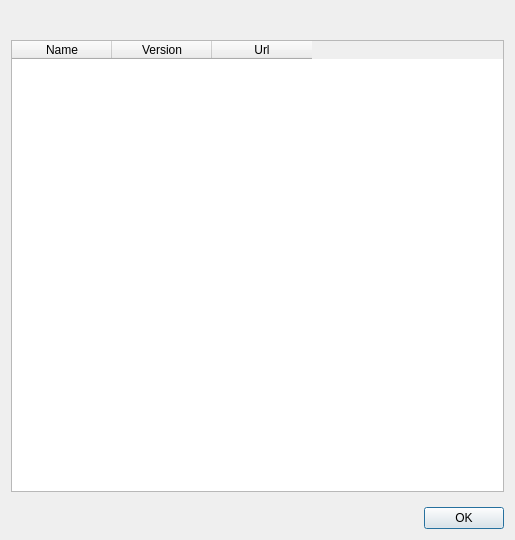
REDasmOrg/REDasm, file dialogs/aboutdialog/aboutdialog.ui: the form before one commit.
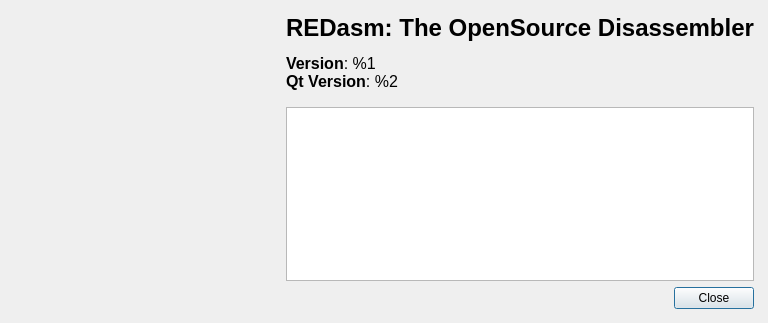
The form after the commit.

```diff
--- a/dialogs/aboutdialog/aboutdialog.ui
+++ b/dialogs/aboutdialog/aboutdialog.ui
@@ -9,8 +9,8 @@
    <rect>
     <x>0</x>
     <y>0</y>
-    <width>515</width>
-    <height>540</height>
+    <width>682</width>
+    <height>323</height>
    </rect>
   </property>
   <property name="sizePolicy">
@@ -19,97 +19,125 @@
     <verstretch>0</verstretch>
    </sizepolicy>
   </property>
+  <property name="minimumSize">
+   <size>
+    <width>0</width>
+    <height>0</height>
+   </size>
+  </property>
   <property name="windowTitle">
    <string>About REDasm</string>
   </property>
   <property name="modal">
    <bool>true</bool>
   </property>
-  <layout class="QVBoxLayout" name="verticalLayout">
-   <property name="spacing">
-    <number>15</number>
+  <layout class="QVBoxLayout" name="verticalLayout_3">
+   <property name="leftMargin">
+    <number>14</number>
    </property>
+   <property name="topMargin">
+    <number>14</number>
+   </property>
+   <property name="rightMargin">
+    <number>14</number>
+   </property>
+   <property name="bottomMargin">
+    <number>14</number>
+   </property>
    <item>
-    <widget class="QLabel" name="lblLogo">
-     <property name="text">
-      <string/>
+    <layout class="QHBoxLayout" name="horizontalLayout">
+     <property name="spacing">
+      <number>16</number>
      </property>
-     <property name="alignment">
-      <set>Qt::AlignCenter</set>
-     </property>
-    </widget>
-   </item>
-   <item>
-    <widget class="QTableWidget" name="twDepends">
-     <property name="focusPolicy">
-      <enum>Qt::NoFocus</enum>
-     </property>
-     <property name="editTriggers">
-      <set>QAbstractItemView::NoEditTriggers</set>
-     </property>
-     <property name="tabKeyNavigation">
-      <bool>false</bool>
-     </property>
-     <property name="selectionMode">
-      <enum>QAbstractItemView::NoSelection</enum>
-     </property>
-     <property name="showGrid">
-      <bool>false</bool>
-     </property>
-     <property name="wordWrap">
-      <bool>false</bool>
-     </property>
-     <property name="cornerButtonEnabled">
-      <bool>false</bool>
-     </property>
-     <attribute name="horizontalHeaderVisible">
-      <bool>true</bool>
-     </attribute>
-     <attribute name="horizontalHeaderHighlightSections">
-      <bool>false</bool>
-     </attribute>
-     <attribute name="verticalHeaderVisible">
-      <bool>false</bool>
-     </attribute>
-     <attribute name="verticalHeaderHighlightSections">
-      <bool>false</bool>
-     </attribute>
-     <column>
-      <property name="text">
-       <string>Name</string>
-      </property>
-     </column>
-     <column>
-      <property name="text">
-       <string>Version</string>
-      </property>
-     </column>
-     <column>
-      <property name="text">
-       <string>Url</string>
-      </property>
-     </column>
-    </widget>
+     <item>
+      <layout class="QVBoxLayout" name="verticalLayout">
+       <item>
+        <widget class="QLabel" name="lblLogo">
+         <property name="sizePolicy">
+          <sizepolicy hsizetype="Preferred" vsizetype="Preferred">
+           <horstretch>0</horstretch>
+           <verstretch>0</verstretch>
+          </sizepolicy>
+         </property>
+         <property name="minimumSize">
+          <size>
+           <width>256</width>
+           <height>256</height>
+          </size>
+         </property>
+         <property name="maximumSize">
+          <size>
+           <width>256</width>
+           <height>256</height>
+          </size>
+         </property>
+         <property name="baseSize">
+          <size>
+           <width>0</width>
+           <height>0</height>
+          </size>
+         </property>
+         <property name="text">
+          <string/>
+         </property>
+         <property name="alignment">
+          <set>Qt::AlignCenter</set>
+         </property>
+        </widget>
+       </item>
+       <item>
+        <spacer name="verticalSpacer">
+         <property name="orientation">
+          <enum>Qt::Vertical</enum>
+         </property>
+         <property name="sizeHint" stdset="0">
+          <size>
+           <width>20</width>
+           <height>40</height>
+          </size>
+         </property>
+        </spacer>
+       </item>
+      </layout>
+     </item>
+     <item>
+      <layout class="QVBoxLayout" name="verticalLayout_2">
+       <item>
+        <widget class="QLabel" name="lblHeader">
+         <property name="text">
+          <string>&lt;html&gt;&lt;head/&gt;&lt;body&gt;&lt;p align=&quot;center&quot;&gt;&lt;span style=&quot; font-size:18pt; font-weight:600;&quot;&gt;REDasm: The OpenSource Disassembler&lt;/span&gt;&lt;/p&gt;&lt;p&gt;&lt;span style=&quot; font-size:12pt; font-weight:600;&quot;&gt;Version&lt;/span&gt;&lt;span style=&quot; font-size:12pt;&quot;&gt;: %1&lt;br/&gt;&lt;/span&gt;&lt;span style=&quot; font-size:12pt; font-weight:600;&quot;&gt;Qt Version&lt;/span&gt;&lt;span style=&quot; font-size:12pt;&quot;&gt;: %2&lt;/span&gt;&lt;/p&gt;&lt;/body&gt;&lt;/html&gt;</string>
+         </property>
+        </widget>
+       </item>
+       <item>
+        <widget class="QTextBrowser" name="tbDependencies">
+         <property name="undoRedoEnabled">
+          <bool>false</bool>
+         </property>
+         <property name="lineWrapMode">
+          <enum>QTextEdit::NoWrap</enum>
+         </property>
+         <property name="readOnly">
+          <bool>true</bool>
+         </property>
+         <property name="textInteractionFlags">
+          <set>Qt::LinksAccessibleByKeyboard|Qt::LinksAccessibleByMouse</set>
+         </property>
+         <property name="openExternalLinks">
+          <bool>true</bool>
+         </property>
+        </widget>
+       </item>
+      </layout>
+     </item>
+    </layout>
    </item>
    <item>
     <layout class="QHBoxLayout" name="horizontalLayout_2">
-     <item>
-      <spacer name="horizontalSpacer">
-       <property name="orientation">
-        <enum>Qt::Horizontal</enum>
-       </property>
-       <property name="sizeHint" stdset="0">
-        <size>
-         <width>40</width>
-         <height>20</height>
-        </size>
-       </property>
-      </spacer>
-     </item>
      <item>
       <widget class="QDialogButtonBox" name="buttonBox">
        <property name="standardButtons">
-        <set>QDialogButtonBox::Ok</set>
+        <set>QDialogButtonBox::Close</set>
        </property>
       </widget>
      </item>
```
